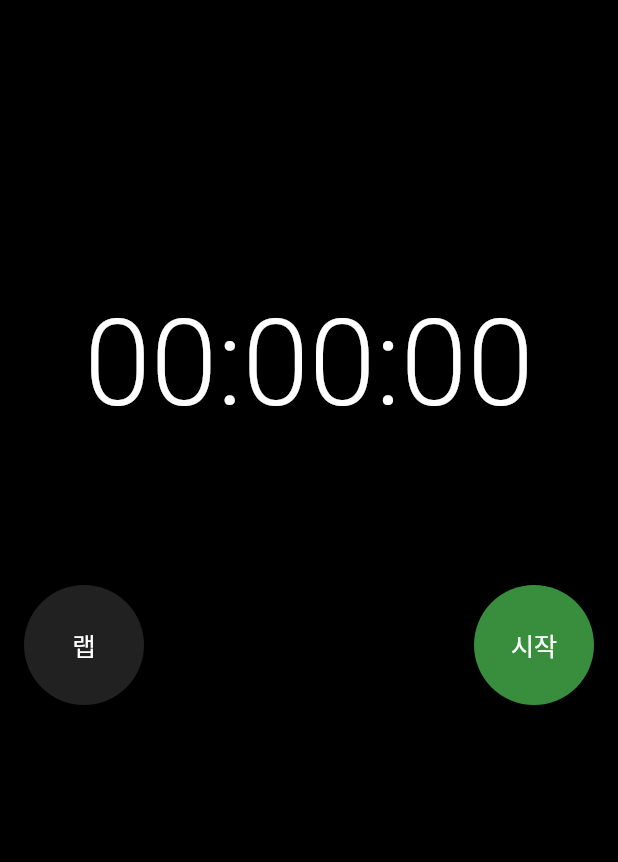
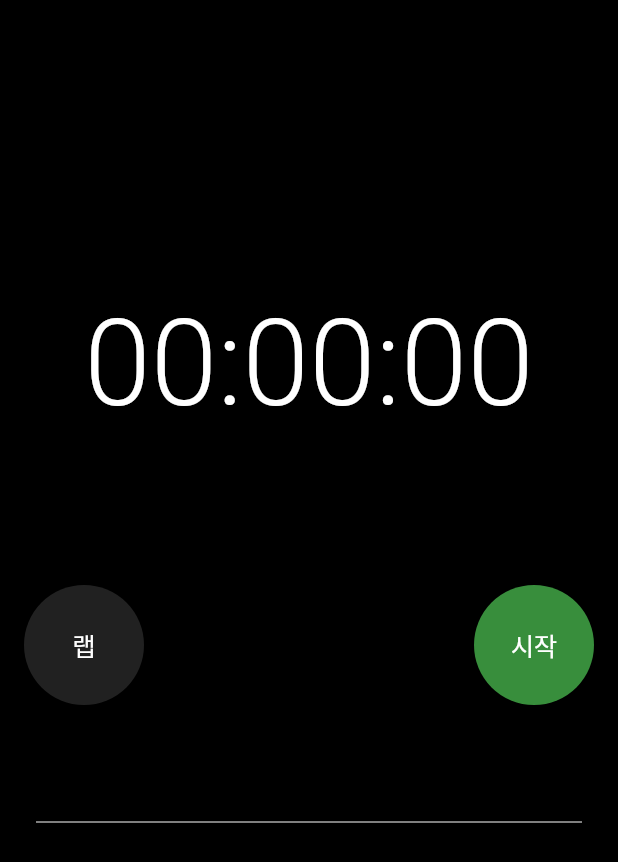
Before and after one commit to kimiszero/iPhone_app_clonecoding, a Flutter app: the StopWatchView screen opened directly, on a phone screen of 412 x 824 dp. Shown: the top 862 px of the screen. Run offline on Flutter 3.47's test engine with Material 2 defaults, Android fonts, the phone set to English and light mode, and no system bars.

Commit message:
fix: Divider layout

```diff
--- a/timer_app/lib/veiw/stopwatch_view.dart
+++ b/timer_app/lib/veiw/stopwatch_view.dart
@@ -68,7 +68,7 @@ class _StopWatchViewState extends State<StopWatchView> {
     setState(() {
       leftBtn = '랩';
       _result = '00:00:00';
-      _results=[];
+      _results = [];
     });
   }
 
@@ -135,17 +135,29 @@ class _StopWatchViewState extends State<StopWatchView> {
               ],
             ),
             const SizedBox(height: 10),
-
+            if (_results.isEmpty)
+              Column(
+                children: const [
+                  SizedBox(height: 60),
+                  Padding(
+                    padding: EdgeInsets.symmetric(horizontal: 8.0),
+                    child: Divider(
+                      color: Colors.white,
+                    ),
+                  ),
+                ],
+              ),
             Expanded(
               child: ListView.builder(
                 itemCount: _results.length,
                 itemBuilder: (context, index) {
-
+                  if (_results.isNotEmpty) {
                     return Padding(
                       padding: const EdgeInsets.symmetric(horizontal: 8.0),
                       child: Column(
                         children: [
-                       if(index==0)  const Divider(
+                          if (index == 0)
+                            const Divider(
                               color: Colors.white,
                             ),
                           Row(
@@ -169,6 +181,7 @@ class _StopWatchViewState extends State<StopWatchView> {
                         ],
                       ),
                     );
+                  }
                 },
               ),
             ),
```
Lines whose indentation alone changed are shown as unchanged.
